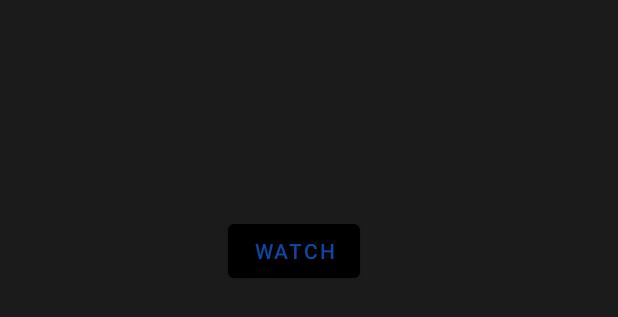
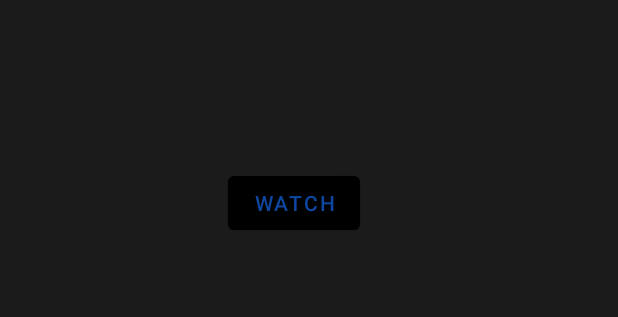
Before and after one commit to Ghost-Reborn/WanPisu, an Android app: the layout activity_kitsu_anime.xml on its own in the app's theme, with its tools: preview values and no code run, on a phone screen of 412 x 824 dp. Shown: the top 317 px of the screen. Run offline under Robolectric (Android 15) with nearby library versions, the phone set to English and light mode, and no system bars.

Commit message:
Update UI

```diff
--- a/app/src/main/res/layout/activity_kitsu_anime.xml
+++ b/app/src/main/res/layout/activity_kitsu_anime.xml
@@ -23,8 +23,9 @@
                 android:layout_width="0dp"
                 android:layout_height="wrap_content"
                 android:layout_marginStart="16dp"
-                android:layout_marginTop="16dp"
                 android:layout_marginEnd="16dp"
+                android:textSize="24sp"
+                android:textStyle="bold|italic"
                 app:layout_constraintEnd_toEndOf="parent"
                 app:layout_constraintStart_toEndOf="@+id/kitsu_detail_image_view"
                 app:layout_constraintTop_toTopOf="@+id/kitsu_detail_image_view" />
@@ -33,11 +34,12 @@
                 android:id="@+id/kitsu_detail_watch_button"
                 android:layout_width="wrap_content"
                 android:layout_height="wrap_content"
-                android:layout_marginTop="16dp"
+                android:layout_marginTop="8dp"
                 android:text="WATCH"
                 app:layout_constraintBottom_toBottomOf="@+id/kitsu_detail_image_view"
                 app:layout_constraintStart_toStartOf="@+id/kitsu_detail_rating_view"
-                app:layout_constraintTop_toBottomOf="@+id/kitsu_detail_rating_view" />
+                app:layout_constraintTop_toBottomOf="@+id/kitsu_detail_status_view"
+                app:layout_constraintVertical_bias="0.0" />
 
             <ImageView
                 android:id="@+id/kitsu_detail_image_view"
@@ -70,7 +72,7 @@
                 android:id="@+id/kitsu_detail_rating_view"
                 android:layout_width="wrap_content"
                 android:layout_height="wrap_content"
-                android:layout_marginTop="16dp"
+                android:layout_marginTop="8dp"
                 app:layout_constraintStart_toStartOf="@+id/kitsu_detail_progress_view"
                 app:layout_constraintTop_toBottomOf="@+id/kitsu_detail_progress_view" />
 
@@ -87,7 +89,7 @@
                 android:id="@+id/kitsu_detail_progress_view"
                 android:layout_width="wrap_content"
                 android:layout_height="wrap_content"
-                android:layout_marginTop="16dp"
+                android:layout_marginTop="8dp"
                 app:layout_constraintStart_toStartOf="@+id/kitsu_detail_text_view"
                 app:layout_constraintTop_toBottomOf="@+id/kitsu_detail_text_view" />
 
```
